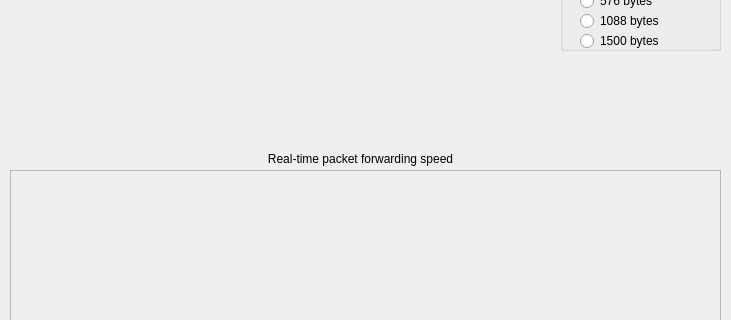
Old version of the form fwd_demo/main.ui in the repository XIA-Project/xia-core; both pictures show x 0 to 731 and y 240 to 560 of the 731 by 684 pixel window.
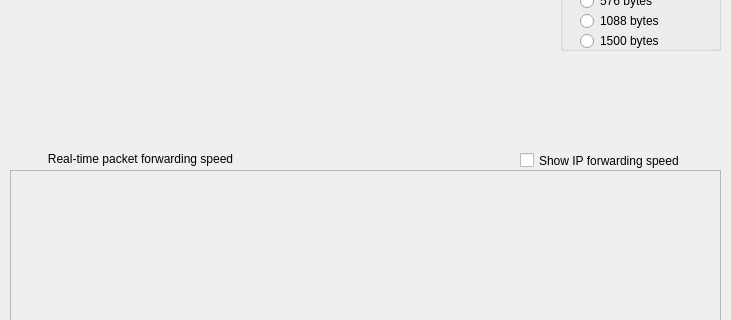
New version of the form.

Commit message: added README; added an IP speed checkbox; fixed  atypo

What changed in the file:
```diff
--- a/fwd_demo/main.ui
+++ b/fwd_demo/main.ui
@@ -299,7 +299,7 @@
   <widget class="QLabel" name="label_5">
    <property name="geometry">
     <rect>
-     <x>230</x>
+     <x>10</x>
      <y>390</y>
      <width>261</width>
      <height>17</height>
@@ -408,6 +408,19 @@
     <string>DAG</string>
    </property>
   </widget>
+  <widget class="QCheckBox" name="checkBox_IP">
+   <property name="geometry">
+    <rect>
+     <x>520</x>
+     <y>390</y>
+     <width>201</width>
+     <height>21</height>
+    </rect>
+   </property>
+   <property name="text">
+    <string>Show IP forwarding speed</string>
+   </property>
+  </widget>
  </widget>
  <resources/>
  <connections/>
```
The commit also changes 5 other files.
